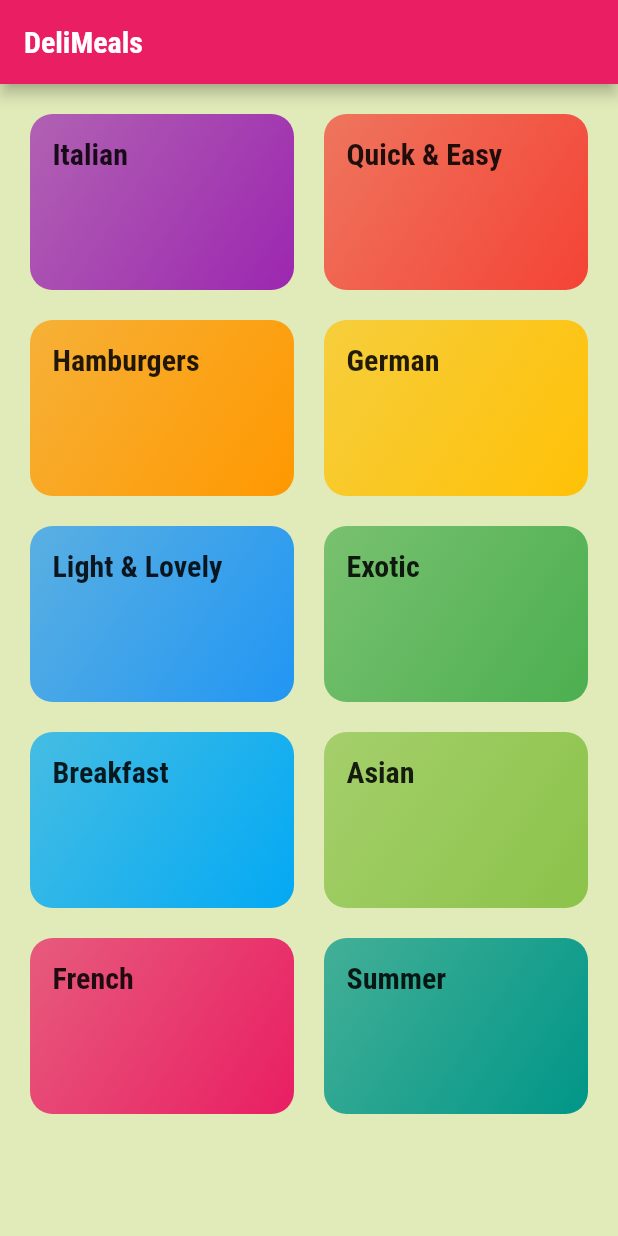
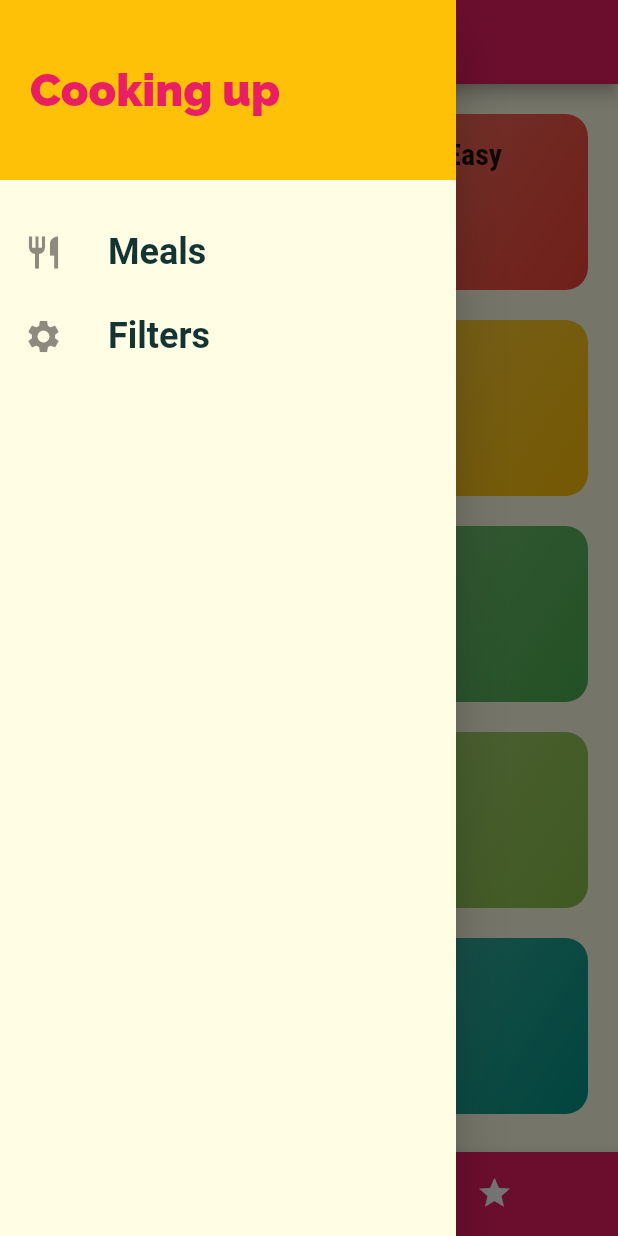
Before and after one commit to ritesh9691/meals_app, a Flutter app: the screen it shows after launch, with the side drawer open (before the commit the screen has no drawer), on a phone screen of 412 x 824 dp. Run offline on Flutter 3.47's test engine with Material 2 defaults, Android fonts, the phone set to English and light mode, and no system bars; Roboto replaces fonts that are missing (RobotCondensed).

Commit message:
functionality

```diff
--- a/lib/main.dart
+++ b/lib/main.dart
@@ -1,6 +1,9 @@
 import 'package:flutter/material.dart';
+import 'package:meals_app/screens/meal_detail_screen.dart';
 import 'screens/category_meals_screen.dart';
 import 'screens/catergories_screen.dart';
+import 'screens/fillters_screen.dart';
+import 'screens/tab_screen.dart';
 
 void main() {
   runApp(MyApp());
@@ -12,9 +15,11 @@ class MyApp extends StatelessWidget {
     return MaterialApp(
       title: 'DeliMeals',
       theme: ThemeData(
-        colorScheme: ColorScheme.fromSwatch(primarySwatch: Colors.pink)
-            .copyWith(secondary: Colors.indigoAccent),
-        canvasColor: Color.fromRGBO(225, 235, 185, 1),
+        // colorScheme: ColorScheme.fromSwatch(primarySwatch: Colors.pink)
+        //     .copyWith(secondary: Color.fromARGB(255, 254, 245, 83)),
+        primarySwatch: Colors.pink,
+        accentColor: Colors.amber,
+        canvasColor: Color.fromRGBO(255, 254, 229, 1),
         fontFamily: "Raleway",
         textTheme: ThemeData.light().textTheme.copyWith(
               bodyText1: TextStyle(color: Color.fromRGBO(20, 51, 51, 1)),
@@ -29,11 +34,33 @@ class MyApp extends StatelessWidget {
       initialRoute: "/",
       routes: {
         // routes take context to know that where is the widget is placed in widget tree
-        "/": (context) => CategoriesScreen(),
+        "/": (context) => TabScreen (),
         // we are storing the name of the route in (static const routename) ...it can be named anything
         // now the widget.getting the name of the route from the rouutename.
         // then transfering to the the new widget whom value context has stored.
         CategoryMealsScreen.routeName: (context) => CategoryMealsScreen(),
+        MealDetailScreen.routeName: (context) => MealDetailScreen(),
+        FilltersScreen.routeName :(context) => FilltersScreen(),
+      },
+      // ignore: missing_return
+      onGenerateRoute: (settings) {
+        print(settings.arguments);
+        // if (settings.name == '/meal-detail') {
+        //   return ...;
+        // } else if (settings.name == '/something-else') {
+        //   return ...;
+        // }
+        // return MaterialPageRoute(builder: (ctx) => CategoriesScreen(),);
+      },
+      // if all routes or screen fails to load a altranative page is set to load.
+
+      // this help in craching apps.
+
+      // we are using our category page as base screen if something goes wrong with the app or any screen fails to load after clicking.
+      onUnknownRoute: (settings) {
+        return MaterialPageRoute(
+          builder: (ctx) => CategoriesScreen(),
+        );
       },
     );
   }
--- a/lib/screens/catergories_screen.dart
+++ b/lib/screens/catergories_screen.dart
@@ -7,11 +7,7 @@ class CategoriesScreen extends StatelessWidget {
 
   @override
   Widget build(BuildContext context) {
-    return Scaffold(
-      appBar: AppBar(
-        title: Text("DeliMeals"),
-      ),
-      body: GridView(
+    return GridView(
       padding: EdgeInsets.all(20),
 
       // we passing the value of Dummy model into single children
@@ -37,7 +33,6 @@ class CategoriesScreen extends StatelessWidget {
         mainAxisSpacing: 20,
         crossAxisSpacing: 20,
       ),
-      ),
     );
   }
 }
--- /dev/null
+++ b/lib/screens/tab_screen.dart
@@ -0,0 +1,100 @@
+import 'package:flutter/material.dart';
+import 'package:meals_app/screens/catergories_screen.dart';
+
+import '../widgets/main_drawer.dart';
+import 'FavoriteScreen.dart';
+
+class TabScreen extends StatefulWidget {
+  const TabScreen({Key key}) : super(key: key);
+
+  @override
+  State<TabScreen> createState() => _TabScreenState();
+}
+
+class _TabScreenState extends State<TabScreen> {
+  // we make the list of the widget that we want to bind with the icons in the bottombar
+  final List<Map<String, Object>> _pages = [
+    {"pages": CategoriesScreen(), "title": "Categories"},
+    {"pages": FavoriteScreen(), "title": "Your Favorite"},
+  ];
+  // set the intial index to the zero so the first Widget will be shown
+  int _selectedPageIndex = 0;
+// we make the method to set the page index
+// after the user will tap the second icon the ontap will return index 2.
+// index to will be passed in the _selectPage and the _selectedPageIndex value will be changed to 1
+// so setstate will render the new widget tree
+  void _selectPage(int index) {
+    //  to use the bottom navigation we have to use always use the statefull widget
+    // becuase it setstate the value to new widget screen.
+    setState(() {
+      _selectedPageIndex = index;
+    });
+  }
+
+  @override
+  // we want to show the tab bar on the bottom of the scree.
+  // but DefualtTanController shows the widget on the top
+  // so we will coment all this code ....it was just for future refrence.
+  Widget build(BuildContext context) {
+    // to make a tab screen on app bar we use DefualtTabController
+    // it show the first tab by defualt we placed in first
+    // use Tabbar to load tabs in bottom of the appbar.
+    // return DefaultTabController(
+    //   length: 2,
+    //   initialIndex: 0,
+    //   child: Scaffold(
+    //     appBar: AppBar(
+    //       title: Text("Meals"),
+    //       // take list of tab in to display it on the screen
+    //       // first thing on the list will be shown first or will be a defualt tab for the app
+    //       bottom: TabBar(
+    //         tabs: [
+    //           Tab(
+    //             icon: Icon(Icons.category),
+    //             text: "Category",
+    //           ),
+    //           Tab(
+    //             icon: Icon(Icons.star),
+    //             text: "Favorite",
+    //           ),
+    //         ],
+    //       ),
+    //     ),
+    //     // TabBarView is widget to tell the flutter which screen will be shown on taping the icon on the tab bar
+    //     // first screen on the tab will be shown first the second one
+    //     body: TabBarView(children: [
+    //       CategoriesScreen(),
+    //       FavoriteScreen(),
+    //     ]),
+    //   ),
+    // );
+    return Scaffold(
+      appBar: AppBar(
+        title: Text(_pages[_selectedPageIndex]["title"]),
+      ),
+      drawer: MainDrawer(),
+      body: _pages[_selectedPageIndex]["pages"],
+      // first we are making the bottomVavigation
+      bottomNavigationBar: BottomNavigationBar(
+        // ontap refers to a void funtion
+        // it will return a index value that user has tap
+        onTap: _selectPage,
+        selectedItemColor: Theme.of(context).accentColor,
+        unselectedItemColor: Colors.white,
+        currentIndex: _selectedPageIndex,
+        type: BottomNavigationBarType.shifting,
+        backgroundColor: Theme.of(context).primaryColor,
+        items: [
+          BottomNavigationBarItem(
+              backgroundColor: Theme.of(context).primaryColor,
+              icon: Icon(Icons.category),
+              label: "Catergory"),
+          BottomNavigationBarItem(
+              backgroundColor: Theme.of(context).primaryColor,
+              icon: Icon(Icons.star),
+              label: "Favorite"),
+        ],
+      ),
+    );
+  }
+}
--- /dev/null
+++ b/lib/widgets/main_drawer.dart
@@ -0,0 +1,53 @@
+import 'package:flutter/material.dart';
+
+class MainDrawer extends StatelessWidget {
+  Widget BuildListTile(String title, IconData icons, Function handler) {
+    return ListTile(
+      leading: Icon(
+        icons,
+        size: 26,
+      ),
+      title: Text(
+        title,
+        style: TextStyle(
+            fontWeight: FontWeight.bold,
+            fontFamily: "RobotCondensed",
+            fontSize: 24),
+      ),
+      onTap:
+        handler,
+
+    );
+  }
+
+  @override
+  Widget build(BuildContext context) {
+    return Drawer(
+      child: Column(
+        children: [
+          Container(
+            height: 120,
+            width: double.infinity,
+            color: Theme.of(context).accentColor,
+            padding: EdgeInsets.all(20),
+            alignment: Alignment.centerLeft,
+            child: Text(
+              "Cooking up",
+              style: TextStyle(
+                  fontSize: 30,
+                  fontWeight: FontWeight.w900,
+                  color: Theme.of(context).primaryColor),
+            ),
+          ),
+          SizedBox(
+            height: 20,
+          ),
+          BuildListTile("Meals", Icons.restaurant, () {
+            Navigator.of(context).pushReplacementNamed("/");
+          }),
+          BuildListTile("Filters", Icons.settings, () {            Navigator.of(context).pushReplacementNamed("/Fillters");}),
+        ],
+      ),
+    );
+  }
+}
```
Also changed, not shown: lib/screens/FavoriteScreen.dart (added, +9 -0 lines), lib/screens/category_meals_screen.dart (+7 -1 lines), lib/screens/fillters_screen.dart (added, +20 -0 lines), lib/screens/meal_detail_screen.dart (added, +100 -0 lines), lib/widgets/meals_item.dart (+14 -5 lines), 1 other file. Lines whose indentation alone changed are shown as unchanged.
